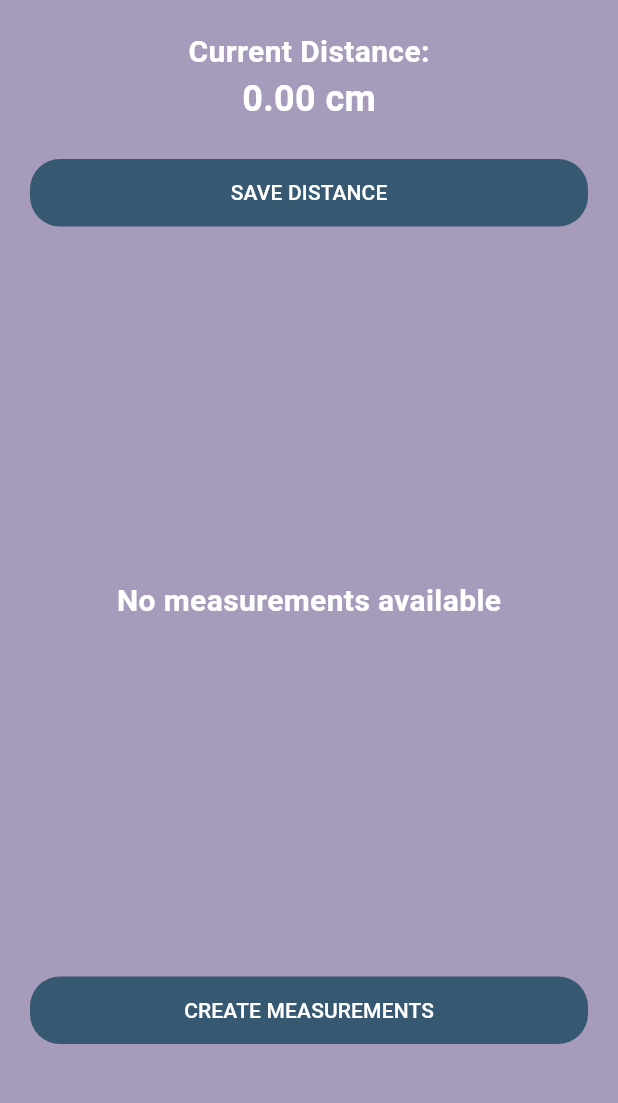
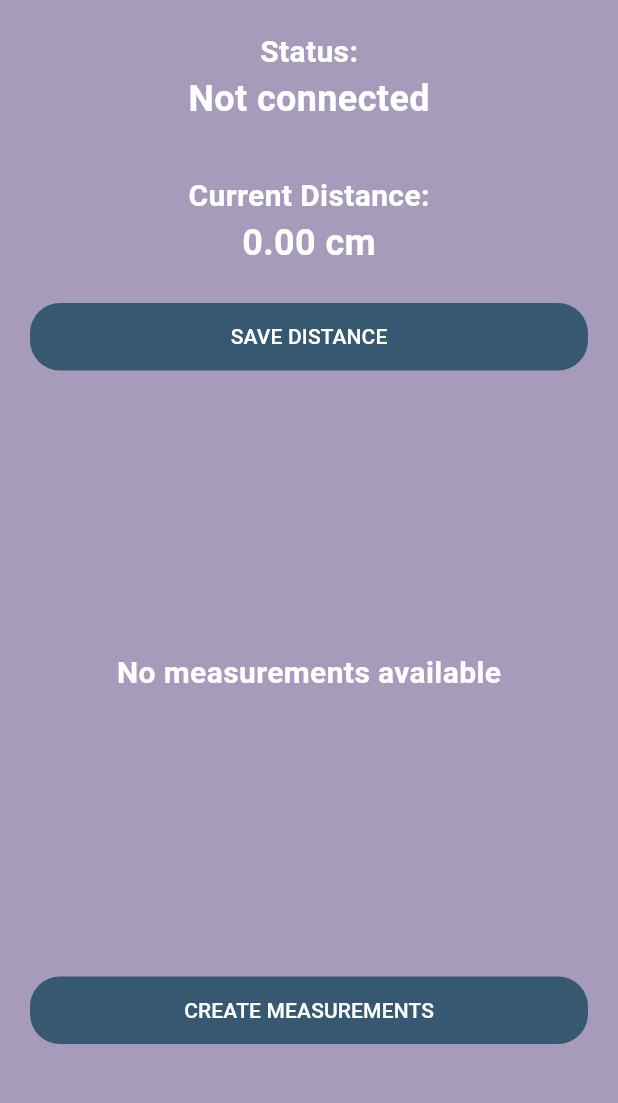
Before and after one commit to razstvien01/distance_range_estimator, a Flutter app: the screen it shows after launch, on a phone screen of 412 x 824 dp, the part 84-1187 px from its top. Run offline on Flutter 3.47's test engine with Material 3 defaults, Android fonts, the light colour scheme and no system bars; our stand-ins replace cloud_firestore, firebase_core, firebase_storage, flutter_image_compress, fluttertoast, image_cropper and 2 more; missing offline and left inert: mqtt_client; accounts and stored records are empty.

Commit message:
added status label indicator

```diff
--- a/lib/main.dart
+++ b/lib/main.dart
@@ -61,10 +61,9 @@ class MyHomePage extends StatefulWidget {
   _MyHomePageState createState() => _MyHomePageState();
 }
 
-class _MyHomePageState extends State<MyHomePage>
-{
-
+class _MyHomePageState extends State<MyHomePage> {
   String selectedMeasurement = "cm";
+  String status = "Not connected";
   final _ssidController = TextEditingController();
   final _passwordController = TextEditingController();
 
@@ -104,8 +103,15 @@ class _MyHomePageState extends State<MyHomePage>
         if (client.connectionStatus?.state ==
             mqtt.MqttConnectionState.connected) {
           print('MQTT client connected');
+
+          setState(() {
+            status = "Connected";
+          });
           return; // Exit the loop on successful connection
         } else {
+          setState(() {
+            status = "Not connected";
+          });
           print(
               'Connection attempt failed, status is ${client.connectionStatus}');
         }
@@ -120,6 +126,7 @@ class _MyHomePageState extends State<MyHomePage>
 
   void onConnected() {
     print('Connected');
+
     client.subscribe("distance_range_estimator", mqtt.MqttQos.atMostOnce);
   }
 
@@ -164,8 +171,8 @@ class _MyHomePageState extends State<MyHomePage>
       mqttMessage.addString(selectedMeasurement);
 
       // Publish the message to a specific MQTT topic
-      client.publishMessage(
-          'distance_range_estimator', MqttQos.atLeastOnce, mqttMessage.payload as Uint8Buffer);
+      client.publishMessage('distance_range_estimator', MqttQos.atLeastOnce,
+          mqttMessage.payload as Uint8Buffer);
 
       // Update the selected measurement state (optional)
       // setState(() {
@@ -203,6 +210,7 @@ class _MyHomePageState extends State<MyHomePage>
           ],
         ),
         body: HomeScreen(
+            status: status,
             message: receivedMessage,
             selectedMeasurement: selectedMeasurement));
   }
--- a/lib/screens/home_screen/home.dart
+++ b/lib/screens/home_screen/home.dart
@@ -7,7 +7,8 @@ import 'package:flutter/material.dart';
 class HomeScreen extends StatefulWidget {
   final String message; // Remove the const keyword
   final String selectedMeasurement;
-  HomeScreen({super.key, required this.message, required this.selectedMeasurement});
+  final String status;
+  HomeScreen({super.key, required this.message, required this.selectedMeasurement, required this.status});
 
   @override
   State<HomeScreen> createState() => _HomeScreenState();
@@ -19,6 +20,18 @@ class _HomeScreenState extends State<HomeScreen> {
   Widget build(BuildContext context) {
     return Column(
       children: [
+        Flexible(
+          flex: 1,
+          child: Padding(
+            padding: EdgeInsets.only(top: 20.0),
+            child: Column(
+              children: [
+                const Text("Status:", style: kSubTextStyle),
+                Text(widget.status, style: kHeadTextStyle),
+              ],
+            ),
+          ),
+        ),
         Flexible(
           flex: 1,
           child: Padding(
@@ -47,7 +60,7 @@ class _HomeScreenState extends State<HomeScreen> {
                     )
                   }),
         ),
-        Flexible(flex: 5, child: AreaList()),
+        Flexible(flex: 4, child: AreaList()),
         Flexible(
           flex: 1,
           child: DefaultButton(
```
